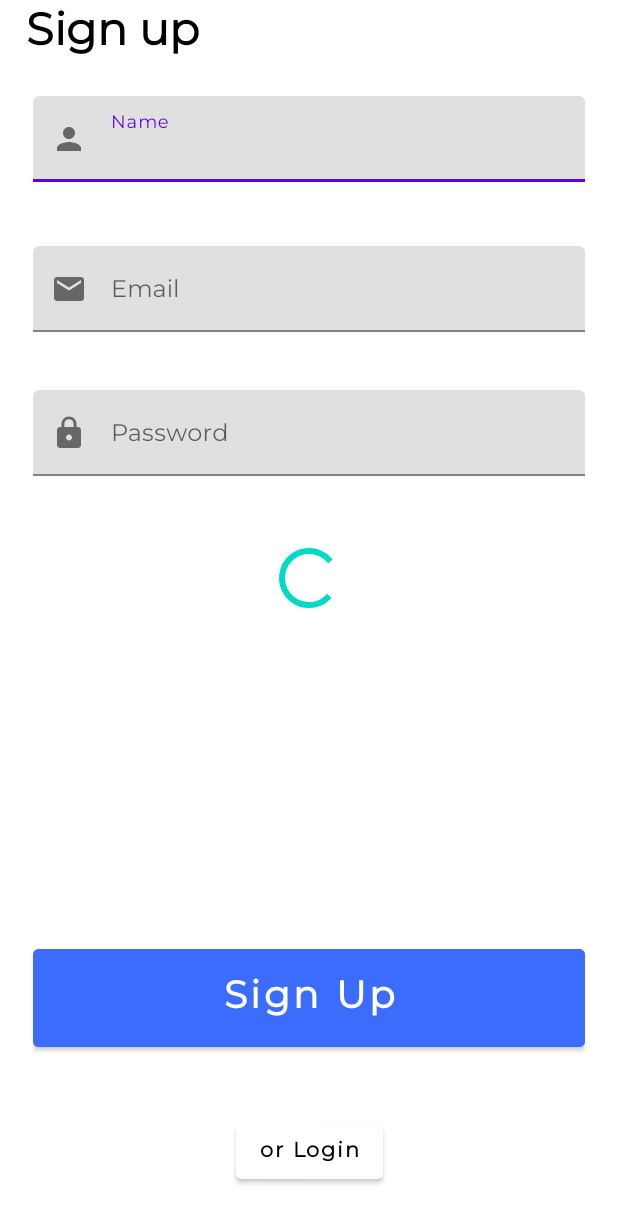
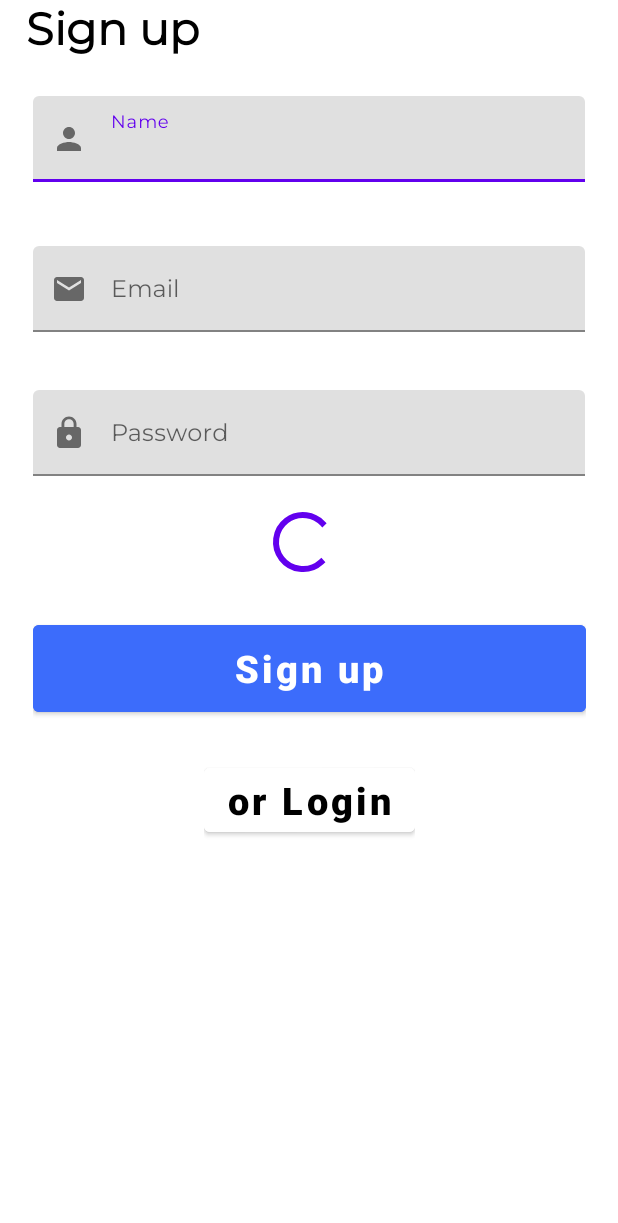
Before and after one commit to taofeeq23/DroidHubb, an Android app: the layout activity_sign_up.xml on its own in the app's theme, with its tools: preview values and no code run, on a phone screen of 412 x 824 dp. Shown: the top 1223 px of the screen. Run offline under Robolectric (Android 15) with nearby library versions, the phone set to English and light mode, and no system bars.

Commit message:
Modified entire UI

```diff
--- a/app/src/main/res/layout/activity_login.xml
+++ b/app/src/main/res/layout/activity_login.xml
@@ -93,23 +93,25 @@
 
         </com.google.android.material.textfield.TextInputLayout>
 
-
-        <com.google.android.material.imageview.ShapeableImageView
-            android:id="@+id/imageView"
+        <com.google.android.material.textfield.TextInputLayout
+            android:id="@+id/textInputLayout5"
             android:layout_width="wrap_content"
             android:layout_height="wrap_content"
-            android:layout_marginTop="60dp"
+            android:layout_marginTop="20dp"
             app:layout_constraintEnd_toEndOf="parent"
-            app:layout_constraintHorizontal_bias="0.498"
             app:layout_constraintStart_toStartOf="parent"
-            app:layout_constraintTop_toBottomOf="@+id/textInputLayout4"
-            app:srcCompat="@drawable/ic_eclipse">
+            app:layout_constraintTop_toBottomOf="@+id/textInputLayout4">
+
+            <ProgressBar
+                android:id="@+id/progressBar"
+                style="?android:attr/progressBarStyle"
+                android:layout_width="wrap_content"
+                android:layout_height="wrap_content" />
+        </com.google.android.material.textfield.TextInputLayout>
 
 
-        </com.google.android.material.imageview.ShapeableImageView>
-
         <com.google.android.material.textfield.TextInputLayout
-            android:id="@+id/textInputLayout5"
+            android:id="@+id/textInputLayout6"
             android:layout_width="0dp"
             android:layout_height="wrap_content"
             android:layout_marginStart="22dp"
@@ -118,7 +120,7 @@
             app:layout_constraintEnd_toEndOf="parent"
             app:layout_constraintHorizontal_bias="0.497"
             app:layout_constraintStart_toStartOf="parent"
-            app:layout_constraintTop_toBottomOf="@+id/imageView"
+            app:layout_constraintTop_toBottomOf="@+id/textInputLayout5"
             app:layout_constraintVertical_bias="0.381">
 
             <com.google.android.material.button.MaterialButton
@@ -139,6 +141,7 @@
             android:id="@+id/btnSignUp"
             android:layout_width="wrap_content"
             android:layout_height="wrap_content"
+            android:layout_marginTop="44dp"
             android:backgroundTint="@color/white"
             android:fontFamily="@font/montserrat"
             android:text="@string/or_sign_up"
@@ -146,8 +149,9 @@
             android:textColor="@color/black"
             android:textStyle="bold"
             app:layout_constraintEnd_toEndOf="parent"
+            app:layout_constraintHorizontal_bias="0.498"
             app:layout_constraintStart_toStartOf="parent"
-            app:layout_constraintTop_toBottomOf="@+id/textInputLayout5" />
+            app:layout_constraintTop_toBottomOf="@+id/textInputLayout6" />
 
 
     </androidx.constraintlayout.widget.ConstraintLayout>
--- a/app/src/main/res/layout/activity_sign_up.xml
+++ b/app/src/main/res/layout/activity_sign_up.xml
@@ -11,10 +11,10 @@
         android:layout_height="match_parent"
         app:layout_constraintBottom_toBottomOf="parent"
         app:layout_constraintEnd_toEndOf="parent"
-        app:layout_constraintHorizontal_bias="1.0"
+        app:layout_constraintHorizontal_bias="0.0"
         app:layout_constraintStart_toStartOf="parent"
         app:layout_constraintTop_toTopOf="parent"
-        app:layout_constraintVertical_bias="1.0">
+        app:layout_constraintVertical_bias="0.0">
 
         <com.google.android.material.textfield.TextInputLayout
             android:id="@+id/textInputLayout1"
@@ -46,11 +46,11 @@
             android:layout_marginStart="22dp"
             android:layout_marginTop="20dp"
             android:layout_marginEnd="22dp"
-            app:startIconDrawable="@drawable/ic_person"
             app:layout_constraintEnd_toEndOf="parent"
             app:layout_constraintHorizontal_bias="0.0"
             app:layout_constraintStart_toStartOf="parent"
-            app:layout_constraintTop_toBottomOf="@+id/textInputLayout1">
+            app:layout_constraintTop_toBottomOf="@+id/textInputLayout1"
+            app:startIconDrawable="@drawable/ic_person">
 
             <com.google.android.material.textfield.TextInputEditText
                 android:id="@+id/nameEt"
@@ -70,13 +70,14 @@
             android:layout_marginStart="22dp"
             android:layout_marginTop="20dp"
             android:layout_marginEnd="22dp"
-            app:startIconDrawable="@drawable/ic_email"
+            android:hint="@string/email"
             app:layout_constraintBottom_toBottomOf="parent"
             app:layout_constraintEnd_toEndOf="parent"
             app:layout_constraintHorizontal_bias="0.0"
             app:layout_constraintStart_toStartOf="parent"
             app:layout_constraintTop_toBottomOf="@+id/textInputLayout2"
-            app:layout_constraintVertical_bias="0.036">
+            app:layout_constraintVertical_bias="0.036"
+            app:startIconDrawable="@drawable/ic_email">
 
             <com.google.android.material.textfield.TextInputEditText
                 android:id="@+id/emailAddressEt"
@@ -85,8 +86,9 @@
                 android:layout_weight="1"
                 android:ems="10"
                 android:fontFamily="@font/montserrat"
-                android:hint="@string/email"
-                android:inputType="textEmailAddress" />
+                android:inputType="textPersonName" />
+
+
         </com.google.android.material.textfield.TextInputLayout>
 
         <com.google.android.material.textfield.TextInputLayout
@@ -96,13 +98,13 @@
             android:layout_marginStart="22dp"
             android:layout_marginTop="20dp"
             android:layout_marginEnd="22dp"
-            app:startIconDrawable="@drawable/ic_lock"
             app:layout_constraintBottom_toBottomOf="parent"
             app:layout_constraintEnd_toEndOf="parent"
             app:layout_constraintHorizontal_bias="0.0"
             app:layout_constraintStart_toStartOf="parent"
             app:layout_constraintTop_toBottomOf="@+id/textInputLayout3"
-            app:layout_constraintVertical_bias="0.036">
+            app:layout_constraintVertical_bias="0.036"
+            app:startIconDrawable="@drawable/ic_lock">
 
             <com.google.android.material.textfield.TextInputEditText
                 android:id="@+id/passwordEt"
@@ -116,64 +118,74 @@
 
         </com.google.android.material.textfield.TextInputLayout>
 
+        <com.google.android.material.textfield.TextInputLayout
+            android:id="@+id/textInputLayout5"
+            android:layout_width="wrap_content"
+            android:layout_height="wrap_content"
+            android:layout_marginTop="20dp"
+            app:layout_constraintEnd_toEndOf="parent"
+            app:layout_constraintStart_toStartOf="parent"
+            app:layout_constraintTop_toBottomOf="@+id/textInputLayout4">
+
+            <ProgressBar
+                android:id="@+id/progressBar"
+                style="?android:attr/progressBarStyle"
+                android:layout_width="wrap_content"
+                android:layout_height="wrap_content" />
+        </com.google.android.material.textfield.TextInputLayout>
 
         <com.google.android.material.textfield.TextInputLayout
-            android:id="@+id/textInputLayout5"
-            android:layout_width="0dp"
+            android:id="@+id/textInputLayout6"
+            android:layout_width="match_parent"
             android:layout_height="wrap_content"
-            android:layout_marginStart="22dp"
-            android:layout_marginEnd="22dp"
-            android:layout_marginBottom="120dp"
-            app:layout_constraintBottom_toBottomOf="parent"
+            android:layout_marginTop="25dp"
+            android:layout_marginLeft="22dp"
+            android:layout_marginRight="21dp"
             app:layout_constraintEnd_toEndOf="parent"
-            app:layout_constraintHorizontal_bias="0.0"
             app:layout_constraintStart_toStartOf="parent"
-            app:layout_constraintTop_toBottomOf="@+id/imageView"
-            app:layout_constraintVertical_bias="0.381">
+            app:layout_constraintTop_toBottomOf="@+id/textInputLayout5">
 
             <com.google.android.material.button.MaterialButton
-                android:id="@+id/btnSignUp"
                 android:layout_width="match_parent"
-                android:layout_height="77dp"
-                android:layout_weight="0"
+                android:layout_height="70dp"
                 android:backgroundTint="@color/faded_blue"
-                android:ems="10"
-                android:fontFamily="@font/montserrat"
-                android:text="@string/sign_upp"
+                android:text="@string/sign_up"
                 android:textAllCaps="false"
                 android:textSize="25sp"
-                android:textStyle="bold" />
+                android:textStyle="bold">
+
+            </com.google.android.material.button.MaterialButton>
+
         </com.google.android.material.textfield.TextInputLayout>
 
-        <com.google.android.material.button.MaterialButton
-            android:id="@+id/btnLogin"
+        <com.google.android.material.textfield.TextInputLayout
+            android:id="@+id/textInputLayout7"
             android:layout_width="wrap_content"
             android:layout_height="wrap_content"
-            android:layout_marginTop="40dp"
-            android:fontFamily="@font/montserrat"
-            android:text="@string/or_login"
-            android:textAllCaps="false"
-            android:textColor="@color/black"
-            android:textStyle="bold"
-            app:backgroundTint="@color/white"
+            android:layout_marginTop="25dp"
+            android:layout_marginLeft="22dp"
+            android:layout_marginRight="21dp"
             app:layout_constraintEnd_toEndOf="parent"
             app:layout_constraintStart_toStartOf="parent"
-            app:layout_constraintTop_toBottomOf="@+id/textInputLayout5" />
+            app:layout_constraintTop_toBottomOf="@+id/textInputLayout6">
 
-        <ProgressBar
-            android:id="@+id/progressBar"
-            style="?android:attr/progressBarStyle"
-            android:layout_width="wrap_content"
-            android:layout_height="wrap_content"
-            android:layout_marginTop="30dp"
-            android:layout_marginEnd="180dp"
-            app:layout_constraintBottom_toTopOf="@+id/textInputLayout5"
-            app:layout_constraintEnd_toEndOf="parent"
-            app:layout_constraintHorizontal_bias="0.989"
-            app:layout_constraintStart_toStartOf="parent"
-            app:layout_constraintTop_toBottomOf="@+id/textInputLayout4"
-            app:layout_constraintVertical_bias="0.06" />
+            <com.google.android.material.button.MaterialButton
+                android:layout_width="wrap_content"
+                android:layout_height="wrap_content"
+                android:backgroundTint="@color/white"
+                android:text="@string/or_login"
+                android:textColor="@color/black"
+                android:textAllCaps="false"
+                android:textSize="25sp"
+                android:textStyle="bold">
+
+            </com.google.android.material.button.MaterialButton>
+
+        </com.google.android.material.textfield.TextInputLayout>
+
+
 
 
     </androidx.constraintlayout.widget.ConstraintLayout>
+
 </androidx.constraintlayout.widget.ConstraintLayout>
```
